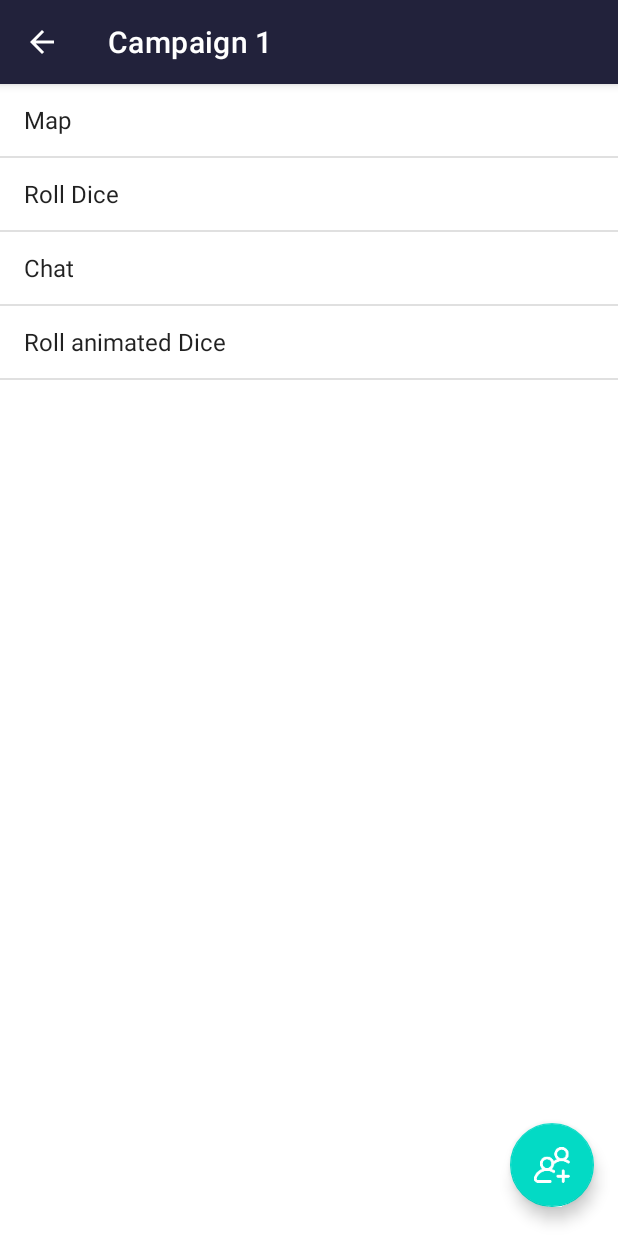
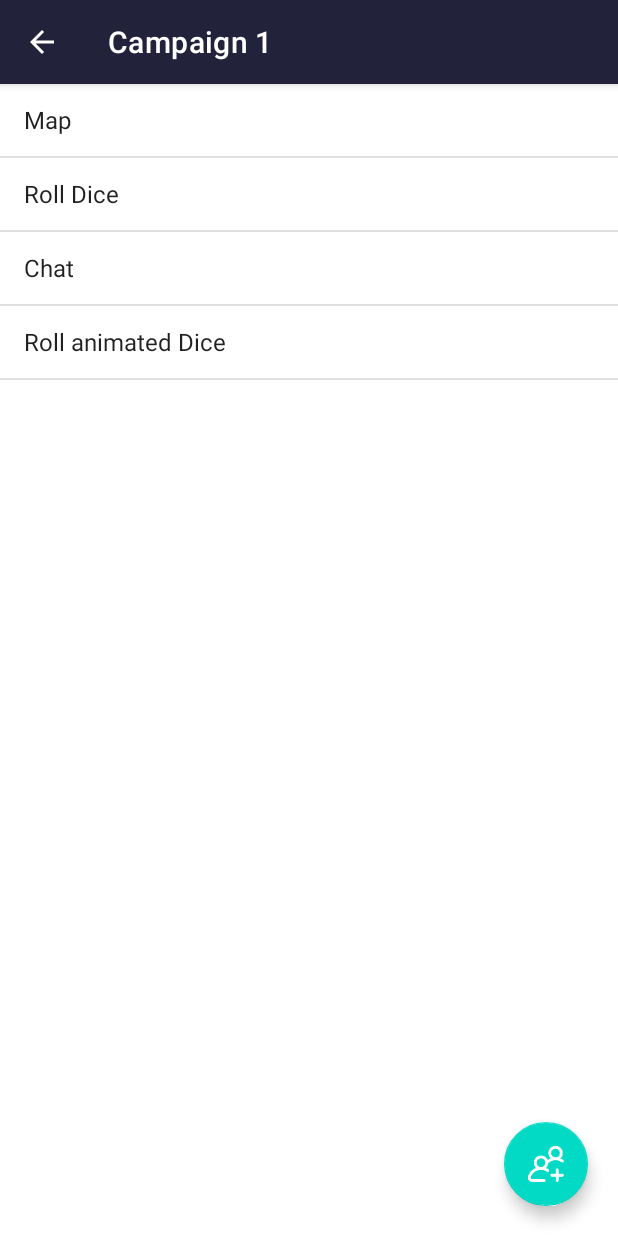
Before and after one commit to ygteker/paperless-pen-and-paper, an Android app: the ToolsFragment screen opened directly, with no data from a screen before it, on a phone screen of 412 x 824 dp. Run offline under Robolectric (Android 15) with nearby library versions, the phone set to English and light mode, and no system bars.

Commit message:
changed location of inviteFriends Floating action button

```diff
--- a/frontend/app/src/main/java/lmu/msp/frontend/ui/campaign/CampaignActivity.kt
+++ b/frontend/app/src/main/java/lmu/msp/frontend/ui/campaign/CampaignActivity.kt
@@ -3,9 +3,11 @@ package lmu.msp.frontend.ui.campaign
 import androidx.appcompat.app.AppCompatActivity
 import android.os.Bundle
 import android.view.MenuItem
+import android.view.View
 import android.widget.AdapterView
 import android.widget.ArrayAdapter
 import android.widget.ListView
+import androidx.fragment.app.FragmentContainerView
 import androidx.fragment.app.FragmentManager
 import lmu.msp.frontend.R
 import lmu.msp.frontend.databinding.ActivityCampaignBinding
@@ -24,12 +26,6 @@ class CampaignActivity : AppCompatActivity() {
         supportFragmentManager.beginTransaction().apply {
             replace(R.id.fragment, ToolsFragment(), "tools")
             commit()
-        }
-        binding.floatingActionButton.setOnClickListener {
-            supportFragmentManager.beginTransaction().apply {
-                replace(R.id.fragment, QRFragment()).addToBackStack(null)
-                commit()
-            }
         }
 
 
@@ -51,6 +47,7 @@ class CampaignActivity : AppCompatActivity() {
 
     }
 
+
     override fun onOptionsItemSelected(item: MenuItem): Boolean {
         when (item.itemId) {
             android.R.id.home -> {
--- a/frontend/app/src/main/java/lmu/msp/frontend/ui/campaign/ToolsFragment.kt
+++ b/frontend/app/src/main/java/lmu/msp/frontend/ui/campaign/ToolsFragment.kt
@@ -9,16 +9,20 @@ import android.widget.ArrayAdapter
 import android.widget.ListView
 import lmu.msp.frontend.diceRolling.DiceFragmentAnimated
 import lmu.msp.frontend.R
+import lmu.msp.frontend.databinding.FragmentToolsBinding
 
 
 class ToolsFragment : Fragment() {
-
+    private var _binding: FragmentToolsBinding? = null
+    private val binding get() = _binding!!
     override fun onCreateView(
         inflater: LayoutInflater, container: ViewGroup?,
         savedInstanceState: Bundle?
     ): View? {
-        val view = inflater.inflate(R.layout.fragment_tools, container, false)
-        val toolsList = view.findViewById<ListView>(R.id.tools_list)
+        _binding = FragmentToolsBinding.inflate(inflater, container, false)
+        val view = binding.root
+        val toolsList = binding.toolsList
+        val floatingActionButton = binding.inviteFriendFAB
         val arrayList = ArrayList<String>()
         arrayList.add("Map")
         arrayList.add("Roll Dice")
@@ -36,15 +40,19 @@ class ToolsFragment : Fragment() {
             }
             fragmentManager.commit()
         }
+        floatingActionButton.setOnClickListener {
+            val fragmentManager = parentFragmentManager.beginTransaction()
+            fragmentManager.replace(R.id.fragment, QRFragment()).addToBackStack(null)
+            fragmentManager.commit()
+            }
 
 
 
         return view
     }
 
-    override fun onViewCreated(view: View, savedInstanceState: Bundle?) {
-        super.onViewCreated(view, savedInstanceState)
-
-
+    override fun onDestroyView() {
+        super.onDestroyView()
+        _binding = null
     }
 }
--- a/frontend/app/src/main/res/layout/activity_campaign.xml
+++ b/frontend/app/src/main/res/layout/activity_campaign.xml
@@ -19,21 +19,4 @@
         app:layout_constraintVertical_bias="1.0">
 
     </androidx.fragment.app.FragmentContainerView>
-
-    <com.google.android.material.floatingactionbutton.FloatingActionButton
-        android:id="@+id/floatingActionButton"
-        android:layout_width="wrap_content"
-        android:layout_height="wrap_content"
-        android:layout_marginStart="228dp"
-        android:layout_marginTop="468dp"
-        app:layout_constraintBottom_toBottomOf="parent"
-        app:layout_constraintEnd_toEndOf="parent"
-        app:layout_constraintHorizontal_bias="0.874"
-        app:layout_constraintStart_toStartOf="@+id/fragment"
-        app:layout_constraintTop_toTopOf="@+id/fragment"
-        app:layout_constraintVertical_bias="0.922"
-        android:contentDescription="@string/invite_friend"
-        android:src="@drawable/icon_invite_friend"/>
-
-
 </androidx.constraintlayout.widget.ConstraintLayout>
--- a/frontend/app/src/main/res/layout/fragment_tools.xml
+++ b/frontend/app/src/main/res/layout/fragment_tools.xml
@@ -5,10 +5,23 @@
     android:layout_height="match_parent"
     tools:context=".ui.campaign.ToolsFragment">
 
-
+<RelativeLayout
+    android:layout_width="match_parent"
+    android:layout_height="match_parent">
     <ListView
         android:id="@+id/tools_list"
         android:layout_width="match_parent"
         android:layout_height="match_parent" />
 
+    <com.google.android.material.floatingactionbutton.FloatingActionButton
+        android:layout_width="wrap_content"
+        android:layout_height="wrap_content"
+        android:layout_alignParentEnd="true"
+        android:layout_alignParentBottom="true"
+        android:layout_marginEnd="20dp"
+        android:layout_marginBottom="20dp"
+        android:contentDescription="@string/invite_friend"
+        android:src="@drawable/icon_invite_friend"
+        android:id="@+id/inviteFriendFAB"/>
+</RelativeLayout>
 </FrameLayout>
```
